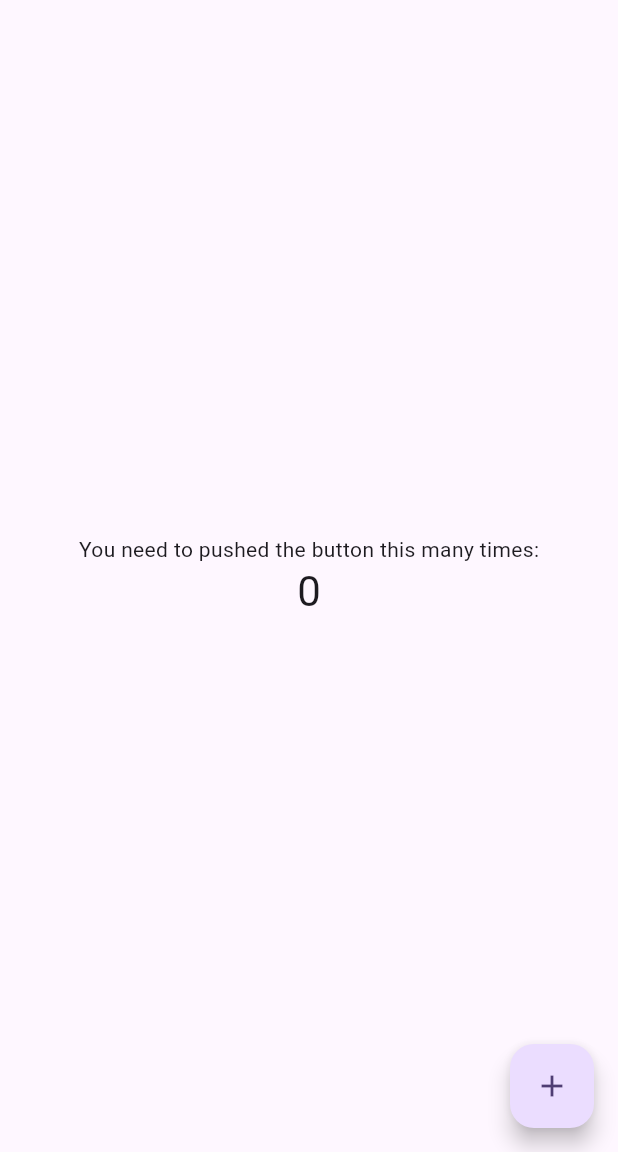
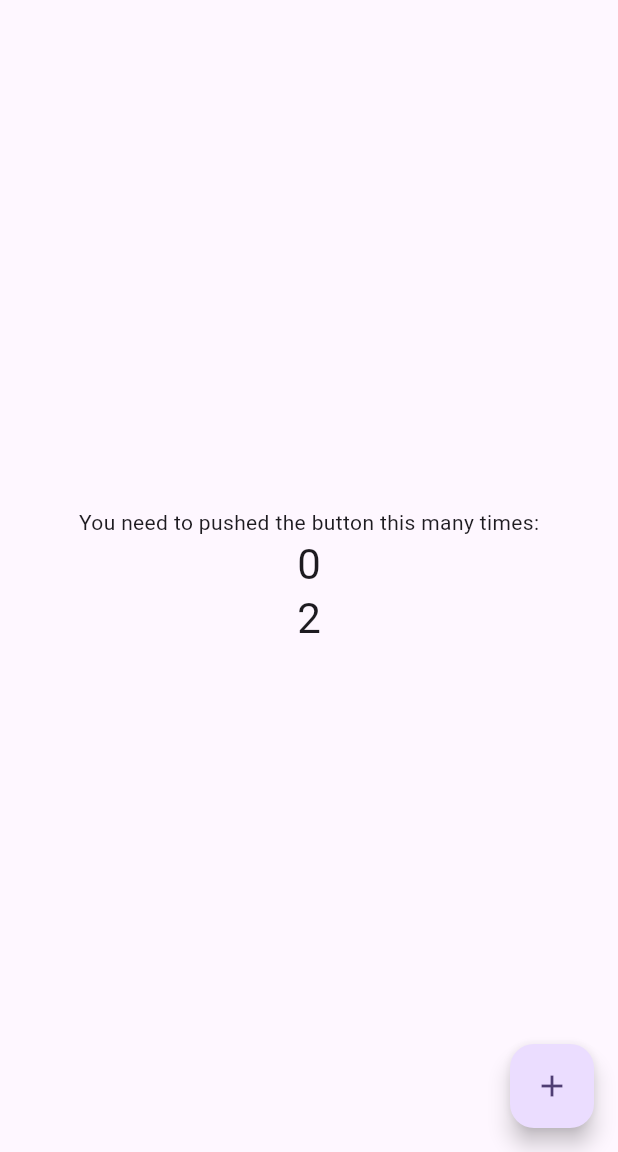
Before and after one commit to alilotfy4321/herfa, a Flutter app: the screen it shows after launch, on a phone screen of 412 x 824 dp, the part 84-1236 px from its top. Run offline on Flutter 3.47's test engine with Material 3 defaults, Android fonts, the phone set to English and light mode, and no system bars.

Commit message:
test2 first commit

```diff
--- a/lib/main.dart
+++ b/lib/main.dart
@@ -65,6 +65,11 @@
               '$_counter',
               style: Theme.of(context).textTheme.headlineMedium,
             ),
+
+              Text(
+              '${_counter+2}',
+              style: Theme.of(context).textTheme.headlineMedium,
+            ),
           ],
         ),
       ),
```
